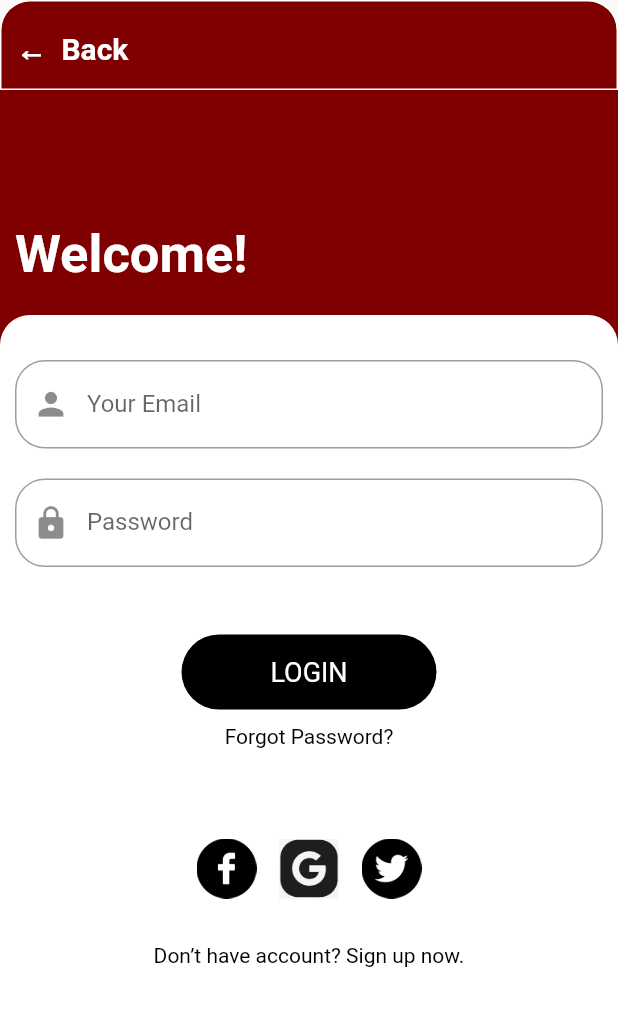
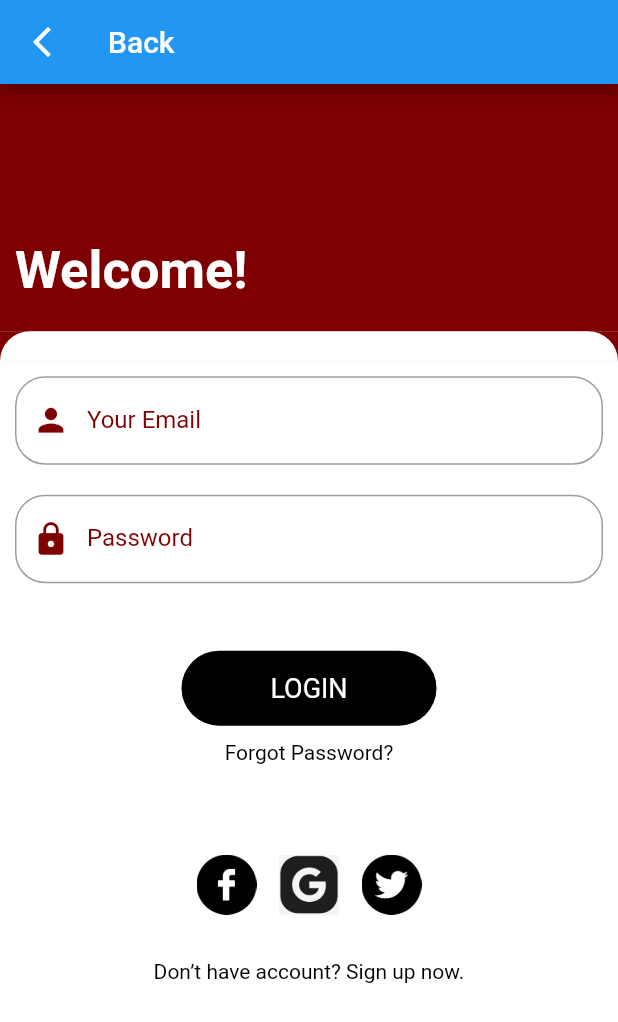
Before and after one commit to jennifersha/sahhar, a Flutter app: the LoginPage screen opened directly, on a phone screen of 412 x 824 dp. Shown: the top 1022 px of the screen. Run offline on Flutter 3.47's test engine with Material 2 defaults, Android fonts, the phone set to English and light mode, and no system bars; our stand-ins replace cloud_firestore, firebase_auth, firebase_core, firebase_storage, google_sign_in, image_picker; missing offline and left inert: flutter_facebook_auth; accounts and stored records are empty.

Commit message:
put files in new folder

```diff
--- a/sahhar/lib/LoginPage.dart
+++ b/sahhar/lib/auth_screens/LoginPage.dart
@@ -1,15 +1,14 @@
 import 'package:cloud_firestore/cloud_firestore.dart';
 import 'package:firebase_auth/firebase_auth.dart';
 import 'package:flutter/material.dart';
-import 'package:flutter/services.dart';
-import 'package:sahhar/globals.dart';
-import 'package:sahhar/Home.dart';
-import './SignUp.dart';
-import './AdminDashboard.dart';
-import './Resetpsw.dart';
+import 'package:sahhar/model/globals.dart';
+import 'package:sahhar/user_app/Home.dart';
+import '../admin_app/AdminDashboard.dart';
 import 'package:flutter_facebook_auth/flutter_facebook_auth.dart';
 import 'package:google_sign_in/google_sign_in.dart';
-//import 'package:flutter_twitter_login/flutter_twitter_login.dart';
+
+import 'Resetpsw.dart';
+import 'SignUp.dart';
 
 class LoginPage extends StatefulWidget {
   @override
@@ -17,13 +16,17 @@ class LoginPage extends StatefulWidget {
 }
 
 class LoginPageState extends State<LoginPage> {
-  TextEditingController? txtuser;
-  TextEditingController? txtpass;
+  Map<String, dynamic> loginData = {
+    'email': '',
+    'password': '',
+  };
+  // TextEditingController? txtuser;
+  // TextEditingController? txtpass;
   bool didclick = false;
   bool isAdmin = false;
 
   bool validateInputs() {
-    if (txtuser!.text.isEmpty) {
+    if (loginData['email'].isEmpty) {
       ScaffoldMessenger.of(context).showSnackBar(
         SnackBar(
           content: Text(
@@ -35,7 +38,7 @@ class LoginPageState extends State<LoginPage> {
       );
       return false;
     }
-    if (txtpass!.text.isEmpty) {
+    if (loginData['password'].isEmpty) {
       ScaffoldMessenger.of(context).showSnackBar(SnackBar(
         content: Text(
           'Please enter your password',
@@ -48,18 +51,10 @@ class LoginPageState extends State<LoginPage> {
     return true;
   }
 
-  @override
-  void initState() {
-    // TODO: implement initState
-    super.initState();
-    txtuser = new TextEditingController();
-    txtpass = new TextEditingController();
-  }
-
   Future<void> signwith(String email, String pass) async {
     FirebaseAuth auth = FirebaseAuth.instance;
     try {
-      if (email == 'admin@example.com' && pass == 'admin123') {
+      if (email == 'admin@gmail.com' && pass == 'admin123') {
         Navigator.push(
           context,
           MaterialPageRoute(builder: (context) => AdminDashboard()),
@@ -79,7 +74,7 @@ class LoginPageState extends State<LoginPage> {
         Globals.appuser.email = usr['email']!.toString();
         Navigator.push(
           context,
-          MaterialPageRoute(builder: (context) => Home()),
+          MaterialPageRoute(builder: (context) => HomePage()),
         );
       }
     } on FirebaseAuthException catch (e) {
@@ -100,7 +95,7 @@ class LoginPageState extends State<LoginPage> {
   }
 
   bool checkdata() {
-    if (txtuser!.text.isEmpty || txtpass!.text.isEmpty) {
+    if (loginData['email'].isEmpty || loginData['password'].isEmpty) {
       return false;
     }
     return true;
@@ -108,47 +103,62 @@ class LoginPageState extends State<LoginPage> {
 
 //login with google
   final GoogleSignIn googleSignIn = GoogleSignIn();
+  GoogleSignInAccount? _user;
 
-  Future<void> loginWithGoogle() async {
+  GoogleSignInAccount? get user => _user;
+
+  Future<String?> googleLogin() async {
     try {
       final GoogleSignInAccount? googleUser = await googleSignIn.signIn();
-      if (googleUser != null) {
-        final GoogleSignInAuthentication googleAuth =
-            await googleUser.authentication;
-        final AuthCredential credential = GoogleAuthProvider.credential(
-          accessToken: googleAuth.accessToken,
-          idToken: googleAuth.idToken,
-        );
-        await FirebaseAuth.instance.signInWithCredential(credential);
-        // Navigate to the home screen
-      } else {
-        // Handle login failure
-      }
+      if (googleUser == null) return 'Not user Found';
+      _user = googleUser;
+      final googleAuth = await googleUser.authentication;
+      final credential = GoogleAuthProvider.credential(
+        accessToken: googleAuth.accessToken,
+        idToken: googleAuth.idToken,
+      );
+      await FirebaseAuth.instance.signInWithCredential(credential);
+      await FirebaseFirestore.instance
+          .collection("users")
+          .doc(FirebaseAuth.instance.currentUser!.uid)
+          .set({
+        "Firstname": user?.displayName,
+        'userId': FirebaseAuth.instance.currentUser!.uid,
+        'Lastname': '',
+        "email": user!.email,
+      });
     } catch (e) {
-      // Handle login failure
+      print(e.toString());
+      return e.toString();
     }
   }
-
-  //login with facebook
-  Future<void> loginWithFacebook() async {
-    final LoginResult result = await FacebookAuth.instance.login();
-    if (result.status == LoginStatus.success) {
-      final AccessToken accessToken = result.accessToken!;
-      final AuthCredential credential =
-          FacebookAuthProvider.credential(accessToken.token);
-      await FirebaseAuth.instance.signInWithCredential(credential);
-      // Navigate to the home screen
-    } else {
-      // Handle login failure
+//login with facebook
+  /*
+  loginWithFacebook() async {
+    try {
+      final facebookLoginResult = await FacebookAuth.instance.login(
+        permissions: ['email', 'public_profile', 'user_birthday'],
+        loginBehavior: LoginBehavior.dialogOnly,
+      );
+      print('facebookLoginResult = ${facebookLoginResult.accessToken?.token}');
+      final facebookAuthCredential = FacebookAuthProvider.credential(
+          facebookLoginResult.accessToken!.token);
+      final userData = await FacebookAuth.instance.getUserData();
+      debugPrint('user email == ${userData['email']}');
+      await FirebaseAuth.instance.signInWithCredential(facebookAuthCredential);
+    } catch (error) {
+      print('error = $error');
     }
+    return null;
   }
+*/
 
   //login with twitter
-  /*final TwitterLogin twitterLogin = TwitterLogin(
+  /*
+  final TwitterLogin twitterLogin = TwitterLogin(
     consumerKey: '<your_consumer_key>',
     consumerSecret: '<your_consumer_secret>',
   );
-
   Future<void> loginWithTwitter() async {
     final TwitterLoginResult result = await twitterLogin.authorize();
     if (result.status == TwitterLoginStatus.loggedIn) {
@@ -161,47 +171,30 @@ class LoginPageState extends State<LoginPage> {
     } else {
       // Handle login failure
     }
-  }*/
+  }
+  */
 
   @override
   Widget build(BuildContext context) {
-    return Scaffold(
-      body: SafeArea(
-        child: SingleChildScrollView(
+    return SafeArea(
+      child: Scaffold(
+        appBar: AppBar(
+          title: const Text('Back'),
+          leading: IconButton(
+            icon: const Icon(Icons.arrow_back_ios_new_outlined),
+            onPressed: () {
+              Navigator.of(context).pop();
+            },
+          ),
+        ),
+        body: SingleChildScrollView(
           child: Column(
             mainAxisAlignment: MainAxisAlignment.start,
             children: [
               Container(
-                width: double.infinity,
-                height: 60,
-                decoration: BoxDecoration(
-                    color: Globals.cls,
-                    border: Border.all(
-                      color: Color.fromARGB(255, 255, 255, 255),
-                    ),
-                    borderRadius: BorderRadius.only(
-                        topLeft: Radius.circular(20),
-                        topRight: Radius.circular(20))),
-                child: Padding(
-                  padding: const EdgeInsets.only(top: 18, left: 10),
-                  child: GestureDetector(
-                    onTap: () {
-                      Navigator.pop(context);
-                    },
-                    child: Text(
-                      '←  Back',
-                      style: TextStyle(
-                          fontWeight: FontWeight.bold,
-                          color: Colors.white,
-                          fontSize: 20),
-                    ),
-                  ),
-                ),
-              ),
-              Container(
-                height: 150,
-                color: Color(0xFF7E0000),
-                child: Align(
+                height: MediaQuery.of(context).size.height * 0.2,
+                color: const Color(0xFF7E0000),
+                child: const Align(
                   alignment: Alignment.bottomLeft,
                   child: Padding(
                     padding: EdgeInsets.only(bottom: 20, left: 10),
@@ -217,7 +210,7 @@ class LoginPageState extends State<LoginPage> {
                 ),
               ),
               Container(
-                color: Color(0xFF7E0000),
+                color: const Color(0xFF7E0000),
                 child: Container(
                     width: double.infinity,
                     height: 20,
@@ -226,56 +219,83 @@ class LoginPageState extends State<LoginPage> {
                         border: Border.all(
                           color: Colors.white,
                         ),
-                        borderRadius: BorderRadius.only(
+                        borderRadius: const BorderRadius.only(
                             topLeft: Radius.circular(35),
                             topRight: Radius.circular(35)))),
               ),
               Container(
                 color: Colors.white,
-                padding: EdgeInsets.all(10),
+                height: MediaQuery.of(context).size.height * 0.70,
+                padding: const EdgeInsets.all(10),
                 child: Column(
                   children: <Widget>[
                     TextField(
-                      onChanged: (x) {
-                        setState(() {});
+                      onChanged: (value) {
+                        loginData['email'] = value;
                       },
-                      controller: txtuser,
+                      cursorColor: const Color(0xFF7E0000),
                       decoration: InputDecoration(
-                        prefixIcon: Icon(
+                        prefixIcon: const Icon(
                           Icons.person,
                           size: 25,
+                          color: Color(0xFF7E0000),
                         ),
-                        border: OutlineInputBorder(
+                        enabledBorder: OutlineInputBorder(
+                            borderRadius: BorderRadius.circular(20),
+                            borderSide: const BorderSide(
+                              color: Colors.grey,
+                              width: 1.0,
+                            )),
+                        focusedBorder: OutlineInputBorder(
+                          borderSide: const BorderSide(
+                            color: Color(0xFF7E0000),
+                          ),
                           borderRadius: BorderRadius.circular(20),
+                        ),
+                        labelStyle: const TextStyle(
+                          color: Color(0xFF7E0000),
                         ),
                         labelText: "Your Email",
                       ),
                     ),
-                    SizedBox(height: 20),
+                    const SizedBox(height: 20),
                     TextField(
-                      onChanged: (x) {
-                        setState(() {});
+                      onChanged: (value) {
+                        loginData['password'] = value;
                       },
-                      controller: txtpass,
+                      cursorColor: const Color(0xFF7E0000),
                       decoration: InputDecoration(
-                        prefixIcon: Icon(
+                        labelStyle: const TextStyle(
+                          color: Color(0xFF7E0000),
+                        ),
+                        prefixIcon: const Icon(
                           Icons.lock,
                           size: 25,
+                          color: Color(0xFF7E0000),
                         ),
-                        border: OutlineInputBorder(
+                        labelText: "Password",
+                        enabledBorder: OutlineInputBorder(
+                            borderRadius: BorderRadius.circular(20),
+                            borderSide: const BorderSide(
+                              color: Colors.grey,
+                              width: 1.0,
+                            )),
+                        focusedBorder: OutlineInputBorder(
+                          borderSide: const BorderSide(
+                            color: Color(0xFF7E0000),
+                          ),
                           borderRadius: BorderRadius.circular(20),
                         ),
-                        labelText: "Password",
                       ),
                       obscureText: true,
                     ),
-                    SizedBox(height: 35),
+                    const SizedBox(height: 35),
                     didclick == false
-                        ? SizedBox(
+                        ? const SizedBox(
                             height: 10,
                           )
-                        : Padding(
-                            padding: const EdgeInsets.all(8.0),
+                        : const Padding(
+                            padding: EdgeInsets.all(8.0),
                             child: Text(
                               'Invalid Username or password',
                               style: TextStyle(color: Colors.red),
@@ -285,7 +305,7 @@ class LoginPageState extends State<LoginPage> {
                       child: InkWell(
                         onTap: () {
                           if (!validateInputs()) return;
-                          signwith(txtuser!.text, txtpass!.text);
+                          signwith(loginData['email'], loginData['password']);
                         },
                         child: Container(
                           width: 170,
@@ -294,7 +314,7 @@ class LoginPageState extends State<LoginPage> {
                             color: Colors.black,
                             borderRadius: BorderRadius.circular(25),
                           ),
-                          child: Center(
+                          child: const Center(
                             child: Text(
                               'LOGIN',
                               style:
@@ -304,7 +324,7 @@ class LoginPageState extends State<LoginPage> {
                         ),
                       ),
                     ),
-                    SizedBox(height: 10),
+                    const SizedBox(height: 10),
                     InkWell(
                       onTap: () {
                         Navigator.push(
@@ -312,17 +332,18 @@ class LoginPageState extends State<LoginPage> {
                           MaterialPageRoute(builder: (context) => Resetpsw()),
                         );
                       },
-                      child: Text(
+                      child: const Text(
                         "Forgot Password?",
                         style: TextStyle(color: Colors.black),
                       ),
                     ),
-                    SizedBox(height: 60),
+                    const SizedBox(height: 60),
                     Row(
                       mainAxisAlignment: MainAxisAlignment.center,
                       children: [
                         GestureDetector(
-                          onTap: () => loginWithFacebook(),
+                          onTap: () {},
+                          //  loginWithFacebook(),
                           child: Container(
                             child: Image.asset(
                               'assets/facebook.png',
@@ -331,9 +352,8 @@ class LoginPageState extends State<LoginPage> {
                             ),
                           ),
                         ),
-                        SizedBox(width: 15),
+                        const SizedBox(width: 15),
                         GestureDetector(
-                          onTap: () => loginWithGoogle(),
                           child: Container(
                             child: Image.asset(
                               'assets/google.png',
@@ -341,8 +361,21 @@ class LoginPageState extends State<LoginPage> {
                               height: 40,
                             ),
                           ),
+                          onTap: () => googleLogin().then(
+                            (value) async {
+                              if (value != null) {
+                                return;
+                              } else {
+                                Navigator.push(
+                                  context,
+                                  MaterialPageRoute(
+                                      builder: (context) => HomePage()),
+                                );
+                              }
+                            },
+                          ),
                         ),
-                        SizedBox(width: 15),
+                        const SizedBox(width: 15),
                         GestureDetector(
                           //onTap: () => loginWithTwitter(),
                           child: Container(
@@ -355,7 +388,7 @@ class LoginPageState extends State<LoginPage> {
                         ),
                       ],
                     ),
-                    SizedBox(height: 30),
+                    const SizedBox(height: 30),
                     InkWell(
                       onTap: () {
                         Navigator.push(
@@ -363,12 +396,12 @@ class LoginPageState extends State<LoginPage> {
                           MaterialPageRoute(builder: (context) => SignUp()),
                         );
                       },
-                      child: Text(
+                      child: const Text(
                         "Don’t have account? Sign up now.",
                         style: TextStyle(color: Colors.black),
                       ),
                     ),
-                    SizedBox(height: 30),
+                    const SizedBox(height: 30),
                   ],
                 ),
               ),
--- a/sahhar/lib/globals.dart
+++ b/sahhar/lib/model/globals.dart
@@ -2,7 +2,7 @@ import 'package:flutter/animation.dart';
 
 class Globals {
   static Color cls = Color(0xFF7E0000);
-  static AppUser appuser = new AppUser();
+  static AppUser appuser = AppUser();
 }
 
 class AppUser {
```
